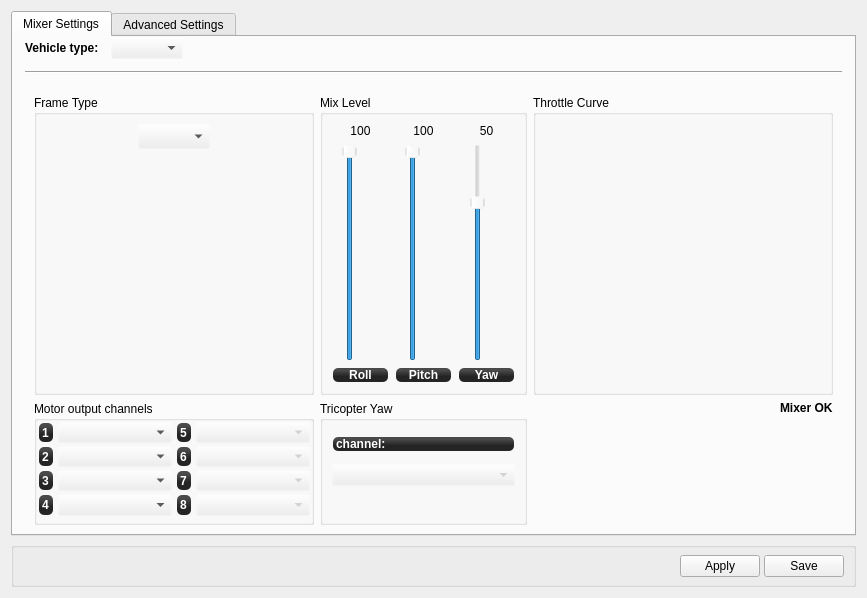
openpilot/OpenPilot, file ground/openpilotgcs/src/plugins/config/airframe.ui: the form before one commit.
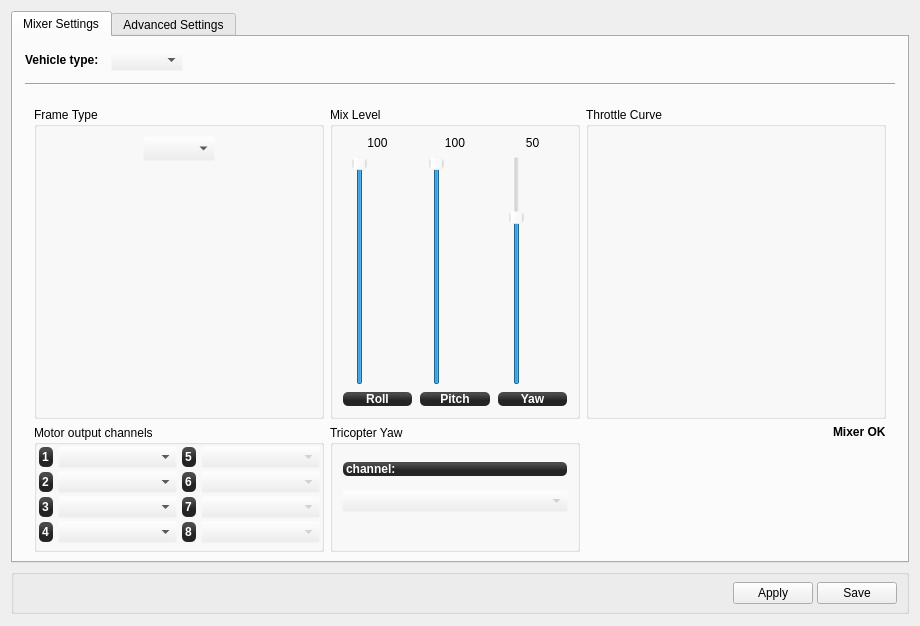
The form after the commit. Icons and pictures are not drawn. Custom widgets are drawn as their Qt base class.

Commit message: added a little padding for the scroll area in airframe form so in windows it doesnt get squashed...i hope.

The edit to the form file:
```diff
--- a/ground/openpilotgcs/src/plugins/config/airframe.ui
+++ b/ground/openpilotgcs/src/plugins/config/airframe.ui
@@ -6,14 +6,17 @@
    <rect>
     <x>0</x>
     <y>0</y>
-    <width>867</width>
-    <height>598</height>
+    <width>920</width>
+    <height>626</height>
    </rect>
   </property>
   <property name="windowTitle">
    <string>Form</string>
   </property>
   <layout class="QVBoxLayout" name="verticalLayout_10">
+   <property name="bottomMargin">
+    <number>12</number>
+   </property>
    <item>
     <widget class="QTabWidget" name="tabWidget">
      <property name="currentIndex">
@@ -28,7 +31,7 @@
         <number>12</number>
        </property>
        <property name="topMargin">
-        <number>0</number>
+        <number>12</number>
        </property>
        <property name="rightMargin">
         <number>12</number>
@@ -128,8 +131,8 @@
            <rect>
             <x>0</x>
             <y>0</y>
-            <width>813</width>
-            <height>491</height>
+            <width>866</width>
+            <height>507</height>
            </rect>
           </property>
           <layout class="QVBoxLayout" name="verticalLayout">
@@ -3190,18 +3193,18 @@
   </layout>
  </widget>
  <customwidgets>
-  <customwidget>
-   <class>ConfigCcpmWidget</class>
-   <extends>QWidget</extends>
-   <header>cfg_vehicletypes/configccpmwidget.h</header>
-   <container>1</container>
-  </customwidget>
   <customwidget>
    <class>MixerCurve</class>
    <extends>QWidget</extends>
    <header location="global">mixercurve.h</header>
    <container>1</container>
   </customwidget>
+  <customwidget>
+   <class>ConfigCcpmWidget</class>
+   <extends>QWidget</extends>
+   <header>cfg_vehicletypes/configccpmwidget.h</header>
+   <container>1</container>
+  </customwidget>
  </customwidgets>
  <resources>
   <include location="../coreplugin/core.qrc"/>
```
Left out of the diff: 4 changed lines with no effect on the pictures.
